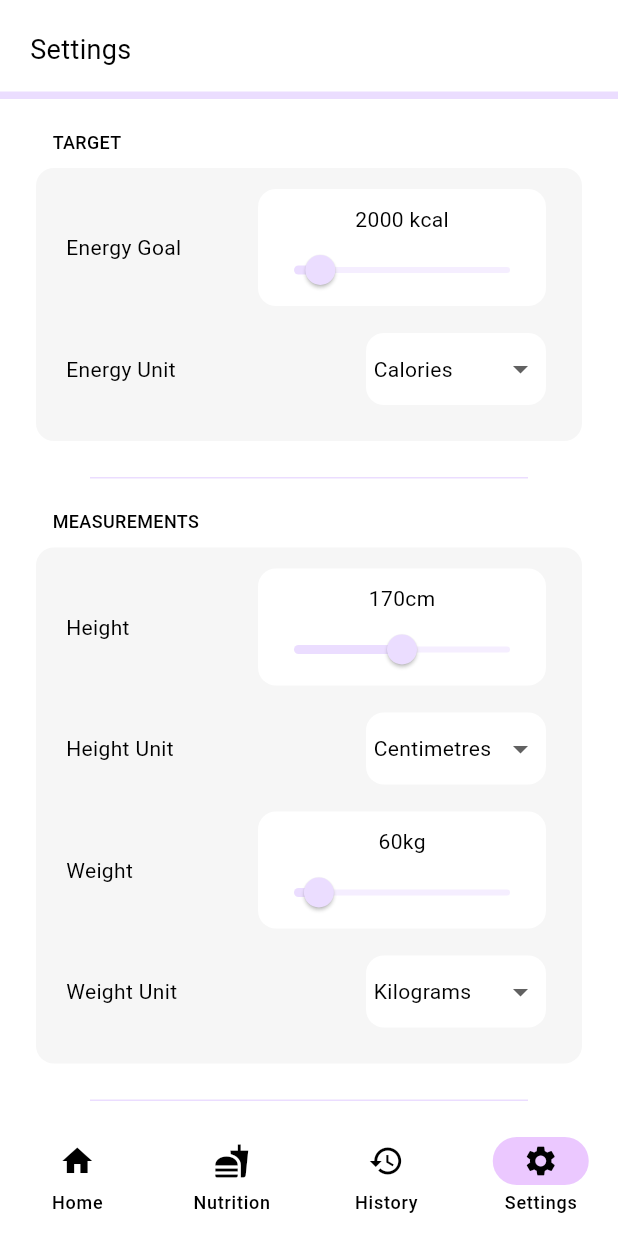
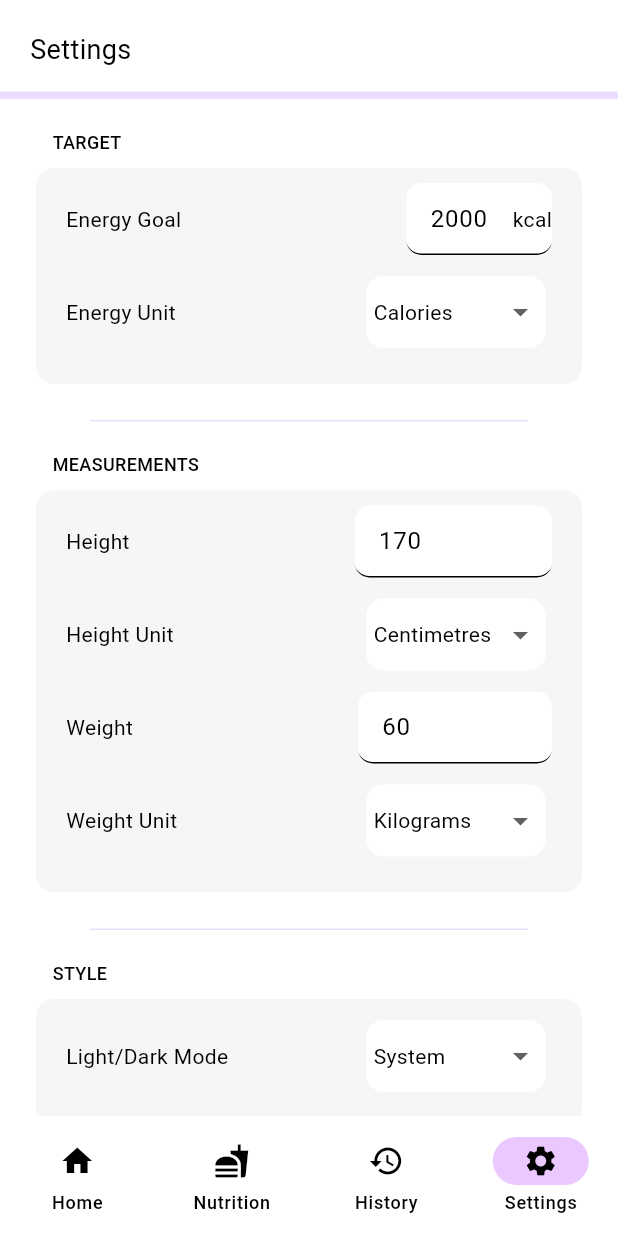
Before and after one commit to smstone0/Caloric, a Flutter app: the screen it shows after launch, item 4 of the bottom bar chosen, on a phone screen of 412 x 824 dp. Run offline on Flutter 3.47's test engine with Material 3 defaults, Android fonts, the phone set to English and light mode, and no system bars; our stand-ins replace sqflite; accounts and stored records are empty.

Commit message:
Replace slider with input field - Add keyboardType parameter - Add controller parameter - Introduce LTRB padding - Add onEditingComplete

```diff
--- a/lib/databases/settings.dart
+++ b/lib/databases/settings.dart
@@ -2,6 +2,8 @@ import 'dart:async';
 import 'package:flutter/material.dart';
 import 'package:path/path.dart';
 import 'package:sqflite/sqflite.dart';
+
+//TODO Refactor, get shortened name
 
 enum UnitSystem { metric, imperial }
 
--- a/lib/pages/nutrition_input.dart
+++ b/lib/pages/nutrition_input.dart
@@ -68,6 +68,8 @@ class _NutritionInputState extends State<NutritionInput> {
                   ],
                 ),
                 InputField(
+                  keyboardType: TextInputType.text,
+                  topPadding: 20,
                   rightPadding: 50,
                   hintText: 'Enter name of item',
                   initialValue: widget.nutrition?.item,
@@ -114,6 +116,8 @@ class _NutritionInputState extends State<NutritionInput> {
                   ],
                 ),
                 InputField(
+                  keyboardType: TextInputType.number,
+                  topPadding: 20,
                   rightPadding: 230,
                   initialValue: widget.nutrition?.energy.toString(),
                   suffix: Text(
@@ -137,6 +141,8 @@ class _NutritionInputState extends State<NutritionInput> {
                     ),
                     Flexible(
                       child: InputField(
+                        keyboardType: TextInputType.number,
+                        topPadding: 20,
                         rightPadding: 200,
                         suffix: Text(unit),
                         initialValue: widget.nutrition?.quantity.toString(),
--- a/lib/pages/settings.dart
+++ b/lib/pages/settings.dart
@@ -1,3 +1,4 @@
+import 'package:caloric/widgets/input_field.dart';
 import 'package:caloric/widgets/section_title.dart';
 import 'package:caloric/widgets/settings_card.dart';
 import 'package:flutter/material.dart';
@@ -33,6 +34,12 @@ class _SettingsPageState extends State<SettingsPage> {
           return Text('Error: ${snapshot.error}');
         } else {
           Settings settings = snapshot.data!;
+          TextEditingController energyController = TextEditingController(
+              text: settings.energy.value.round().toString());
+          TextEditingController heightController = TextEditingController(
+              text: settings.height.value.round().toString());
+          TextEditingController weightController = TextEditingController(
+              text: settings.weight.value.round().toString());
           return ListView(
             children: [
               const Heading(text: "Settings"),
@@ -40,9 +47,23 @@ class _SettingsPageState extends State<SettingsPage> {
               SettingsCard(children: [
                 (
                   "Energy Goal",
-                  SettingsSlider(
-                    settings: settings,
-                    measurement: settings.energy,
+                  Expanded(
+                    child: InputField(
+                        keyboardType: TextInputType.number,
+                        controller: energyController,
+                        onEditingComplete: () {
+                          //TODO: Collapse tray, set to min/max if exceeded
+                          var energy = double.tryParse(energyController.text);
+                          if (energy is double) {
+                            settings.energy.value = energy;
+                            SettingsDatabase().updateSettings(settings);
+                          }
+                        },
+                        leftPadding: 150,
+                        //TODO: Suffix
+                        suffix: Text(settings.energy.unit == EnergyUnit.calories
+                            ? 'kcal'
+                            : 'kJ')),
                   ),
                 ),
                 (
@@ -62,10 +83,35 @@ class _SettingsPageState extends State<SettingsPage> {
               SettingsCard(children: [
                 (
                   "Height",
-                  SettingsSlider(
-                    settings: settings,
-                    measurement: settings.height,
-                  ),
+                  Builder(builder: (context) {
+                    if (settings.height.unit == HeightUnit.feet) {
+                      // return Row(
+                      //   children: [
+                      //     Expanded(child: InputField()),
+                      //     Expanded(
+                      //       child: InputField(),
+                      //     )
+                      //   ],
+                      // );
+                      return Text("Placeholder");
+                    }
+                    return Expanded(
+                      child: InputField(
+                        //TODO: Handle metres
+                        controller: heightController,
+                        keyboardType: TextInputType.number,
+                        leftPadding: 150,
+                        onEditingComplete: () {
+                          var height = double.tryParse(heightController.text);
+                          if (height is double) {
+                            settings.height.value = height;
+                            SettingsDatabase().updateSettings(settings);
+                          }
+                        },
+                        //TODO: Suffix
+                      ),
+                    );
+                  }),
                 ),
                 (
                   "Height Unit",
@@ -80,9 +126,21 @@ class _SettingsPageState extends State<SettingsPage> {
                 ),
                 (
                   "Weight",
-                  SettingsSlider(
-                    settings: settings,
-                    measurement: settings.weight,
+                  Expanded(
+                    child: InputField(
+                      //TODO: Handle stone
+                      controller: weightController,
+                      keyboardType: TextInputType.number,
+                      leftPadding: 150,
+                      onEditingComplete: () {
+                        var weight = double.tryParse(weightController.text);
+                        if (weight is double) {
+                          settings.weight.value = weight;
+                          SettingsDatabase().updateSettings(settings);
+                        }
+                      },
+                      //TODO: Suffix
+                    ),
                   ),
                 ),
                 (
@@ -117,56 +175,6 @@ class _SettingsPageState extends State<SettingsPage> {
         }
       },
     );
-  }
-}
-
-class SettingsSlider extends StatefulWidget {
-  final Settings settings;
-  final Measurement measurement;
-
-  const SettingsSlider({
-    super.key,
-    required this.settings,
-    required this.measurement,
-  });
-
-  @override
-  State<SettingsSlider> createState() => _SettingsSliderState();
-}
-
-class _SettingsSliderState extends State<SettingsSlider> {
-  @override
-  Widget build(BuildContext context) {
-    return Card(
-        color: Theme.of(context).colorScheme.background,
-        elevation: 0,
-        child: Column(
-          children: [
-            Padding(
-              padding: const EdgeInsets.only(top: 10),
-              child: Text(
-                widget.measurement.toString(),
-              ),
-            ),
-            Slider(
-              value: widget.measurement.value,
-              min: widget.measurement.min,
-              max: widget.measurement.max,
-              divisions: widget.measurement.divisions,
-              activeColor: Theme.of(context).primaryColor,
-              inactiveColor: Theme.of(context).cardColor,
-              onChanged: (double value) {
-                setState(() {
-                  widget.measurement.value = value;
-                });
-              },
-              onChangeEnd: (value) {
-                widget.measurement.value = value;
-                SettingsDatabase().updateSettings(widget.settings);
-              },
-            ),
-          ],
-        ));
   }
 }
 
--- a/lib/widgets/input_field.dart
+++ b/lib/widgets/input_field.dart
@@ -7,19 +7,32 @@ class InputField extends StatelessWidget {
       this.suffix,
       this.validator,
       this.hintText,
-      required this.rightPadding});
+      this.rightPadding,
+      this.topPadding,
+      this.leftPadding,
+      this.bottomPadding,
+      this.onEditingComplete,
+      this.controller,
+      required this.keyboardType});
 
   final String? initialValue;
   final Widget? suffix;
   final String? Function(String?)? validator;
   final String? hintText;
-  final double rightPadding;
+  final double? leftPadding, topPadding, rightPadding, bottomPadding;
+  final Function()? onEditingComplete;
+  final TextEditingController? controller;
+  final TextInputType keyboardType;
 
   @override
   Widget build(BuildContext context) {
     return Padding(
-      padding: EdgeInsets.only(top: 20, right: rightPadding),
+      padding: EdgeInsets.fromLTRB(leftPadding ?? 0, topPadding ?? 0,
+          rightPadding ?? 0, bottomPadding ?? 0),
       child: TextFormField(
+        keyboardType: keyboardType,
+        controller: controller,
+        onEditingComplete: onEditingComplete,
         initialValue: initialValue,
         cursorColor: Colors.black,
         decoration: InputDecoration(
--- a/lib/widgets/settings_card.dart
+++ b/lib/widgets/settings_card.dart
@@ -15,15 +15,12 @@ class SettingsCard extends StatelessWidget {
           if (constraints.maxWidth > 300) {
             return Column(
                 children: children.map<Widget>((value) {
-              return Row(
-                mainAxisAlignment: MainAxisAlignment.spaceBetween,
-                children: [
-                  Text(value.$1),
-                  Padding(
-                    padding: const EdgeInsets.only(top: 5, bottom: 5),
-                    child: value.$2,
-                  )
-                ],
+              return Padding(
+                padding: const EdgeInsets.only(top: 5, bottom: 5),
+                child: Row(
+                  mainAxisAlignment: MainAxisAlignment.spaceBetween,
+                  children: [Text(value.$1), value.$2],
+                ),
               );
             }).toList());
           } else {
```
